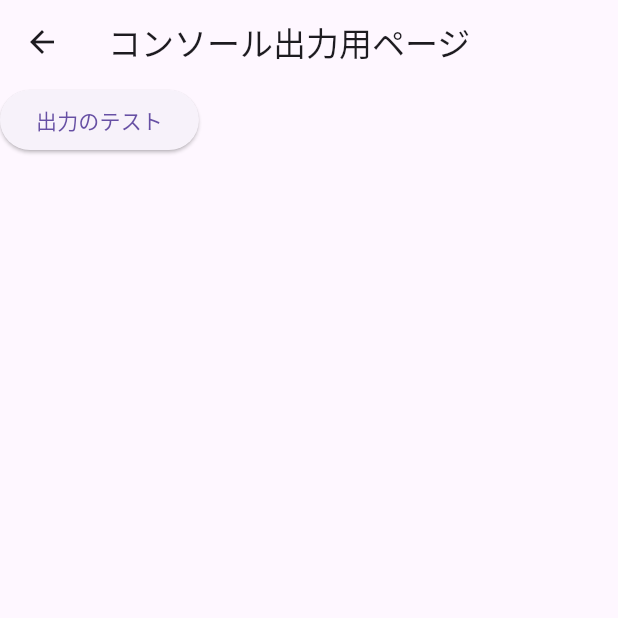
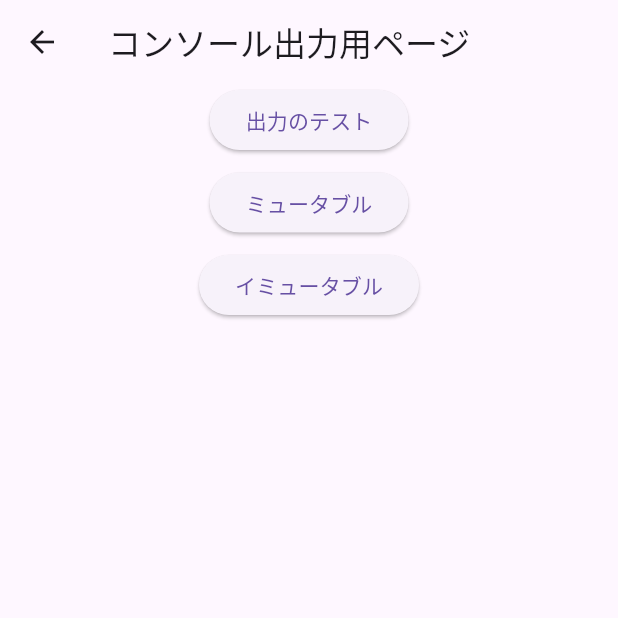
Before and after one commit to nozomi-koborinai/flutter-sandbox, a Flutter app: the ConsoleOutputPage screen opened directly, on a phone screen of 412 x 824 dp, the top half of it. Run offline on Flutter 3.47's test engine with Material 2 defaults, Android fonts, the phone set to English and light mode, and no system bars; our stand-ins replace faker, firebase_core, gap, google_maps_flutter; missing offline and left inert: google_polyline_algorithm, scratcher; accounts and stored records are empty.

Commit message:
🚀 feat: ミュータブル／イミュータブルの違いを標準出力によって確認するメソッドを追加

```diff
--- a/lib/samples/console_output/console_output_page.dart
+++ b/lib/samples/console_output/console_output_page.dart
@@ -2,6 +2,8 @@
 
 import 'package:flutter/material.dart';
 import 'package:flutter_sandbox/components/visiblity_elevated_button.dart';
+import 'package:flutter_sandbox/samples/console_output/models/book.dart';
+import 'package:gap/gap.dart';
 
 /// コンソール出力用のページ
 ///
@@ -13,11 +15,25 @@ class ConsoleOutputPage extends StatelessWidget {
   Widget build(BuildContext context) {
     return Scaffold(
       appBar: AppBar(title: const Text('コンソール出力用ページ')),
-      body: Column(
-        children: [
-          VisibilityElevatedButton(
-              title: '出力のテスト', onPressed: () => {print('test')}),
-        ],
+      body: Center(
+        child: Column(
+          children: [
+            VisibilityElevatedButton(
+              title: '出力のテスト',
+              onPressed: ConsoleOutputFunctions.instance.outputTestString,
+            ),
+            const Gap(7),
+            VisibilityElevatedButton(
+              title: 'ミュータブル',
+              onPressed: ConsoleOutputFunctions.instance.mutable,
+            ),
+            const Gap(7),
+            VisibilityElevatedButton(
+              title: 'イミュータブル',
+              onPressed: ConsoleOutputFunctions.instance.immutable,
+            )
+          ],
+        ),
       ),
     );
   }
@@ -28,4 +44,29 @@ class ConsoleOutputFunctions {
   /// singleton
   static final instance = ConsoleOutputFunctions._();
   ConsoleOutputFunctions._();
+
+  /// 文字列'test'を標準出力する
+  void outputTestString() => print('test');
+
+  /// ミュータブルの確認結果を標準出力する
+  void mutable() {
+    final mutableBook = Book(id: '1', name: '本の1だよ');
+    print('id:${mutableBook.id}, name:${mutableBook.name}');
+    final mutableBookCopy = mutableBook;
+    mutableBookCopy.id = '1copy';
+    mutableBookCopy.name = '本の1だよcopy';
+    print('id:${mutableBookCopy.id}, name:${mutableBookCopy.name}');
+    print('id:${mutableBook.id}, name:${mutableBook.name}');
+  }
+
+  /// イミュータブルの確認結果を標準出力する
+  void immutable() {
+    final immutableBook = Book(id: '2', name: '本の2だよ');
+    print('id:${immutableBook.id}, name:${immutableBook.name}');
+    final immutableBookCopy = immutableBook.copyWith(name: '本の2をディープコピーしたよ');
+    print('id:${immutableBookCopy.id}, name:${immutableBookCopy.name}');
+    immutableBookCopy.id = '2を変更';
+    print('id:${immutableBook.id}, name:${immutableBook.name}');
+    print('id:${immutableBookCopy.id}, name:${immutableBookCopy.name}');
+  }
 }
--- /dev/null
+++ b/lib/samples/console_output/models/book.dart
@@ -0,0 +1,11 @@
+/// ※ ミュータブル/イミュータブルを確認したいので、フィールドは再代入可能、メソッドにはcopyWithをあえて用意している
+class Book {
+  Book({required this.id, required this.name});
+  String id;
+  String name;
+
+  Book copyWith({String? id, String? name}) => Book(
+        id: id ?? this.id,
+        name: name ?? this.name,
+      );
+}
```
